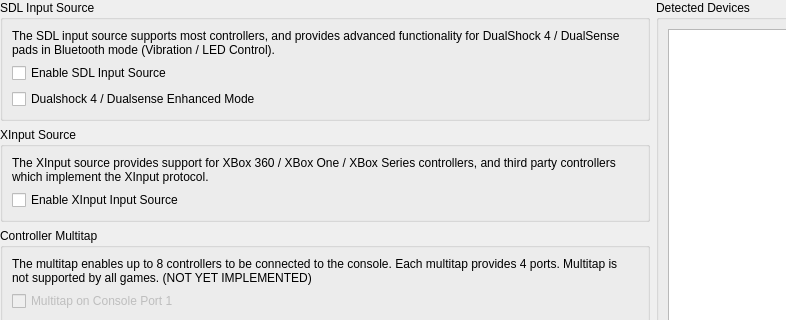
Old version of the form pcsx2-qt/Settings/ControllerGlobalSettingsWidget.ui in the repository PCSX2/pcsx2; both pictures show x 0 to 786 and y 0 to 320 of the 880 by 712 pixel window.
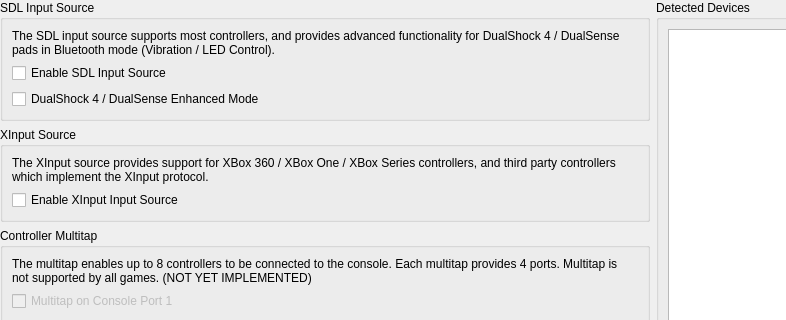
New version of the form.

```diff
--- a/pcsx2-qt/Settings/ControllerGlobalSettingsWidget.ui
+++ b/pcsx2-qt/Settings/ControllerGlobalSettingsWidget.ui
@@ -54,7 +54,7 @@
         <item>
          <widget class="QCheckBox" name="enableSDLEnhancedMode">
           <property name="text">
-           <string>Dualshock 4 / Dualsense Enhanced Mode</string>
+           <string>DualShock 4 / DualSense Enhanced Mode</string>
           </property>
          </widget>
         </item>
```
